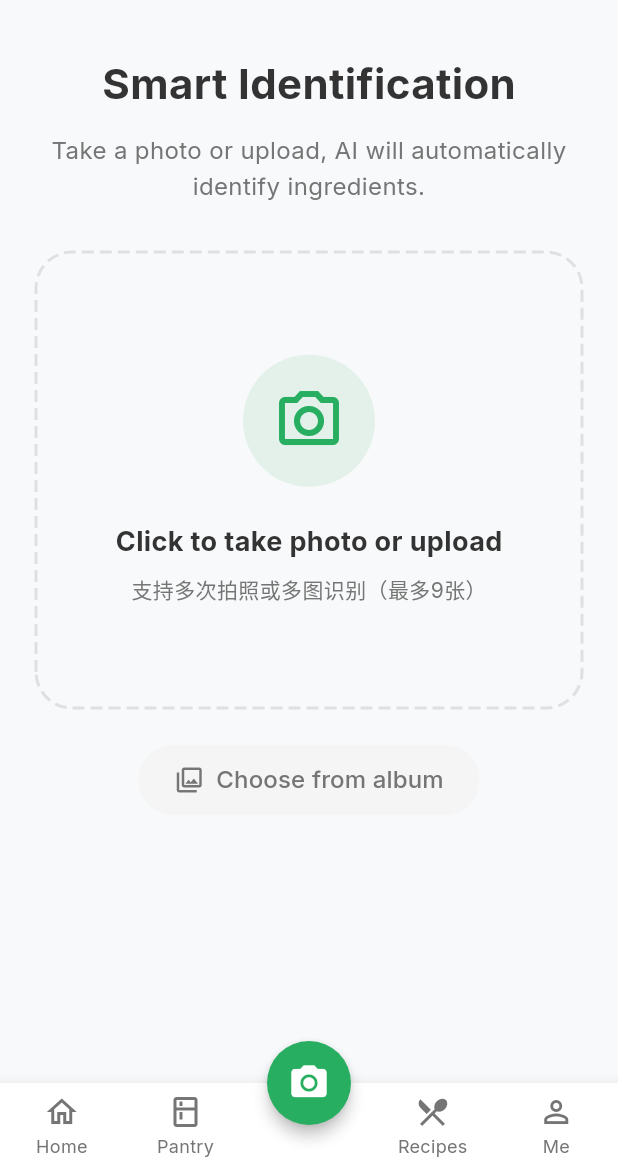
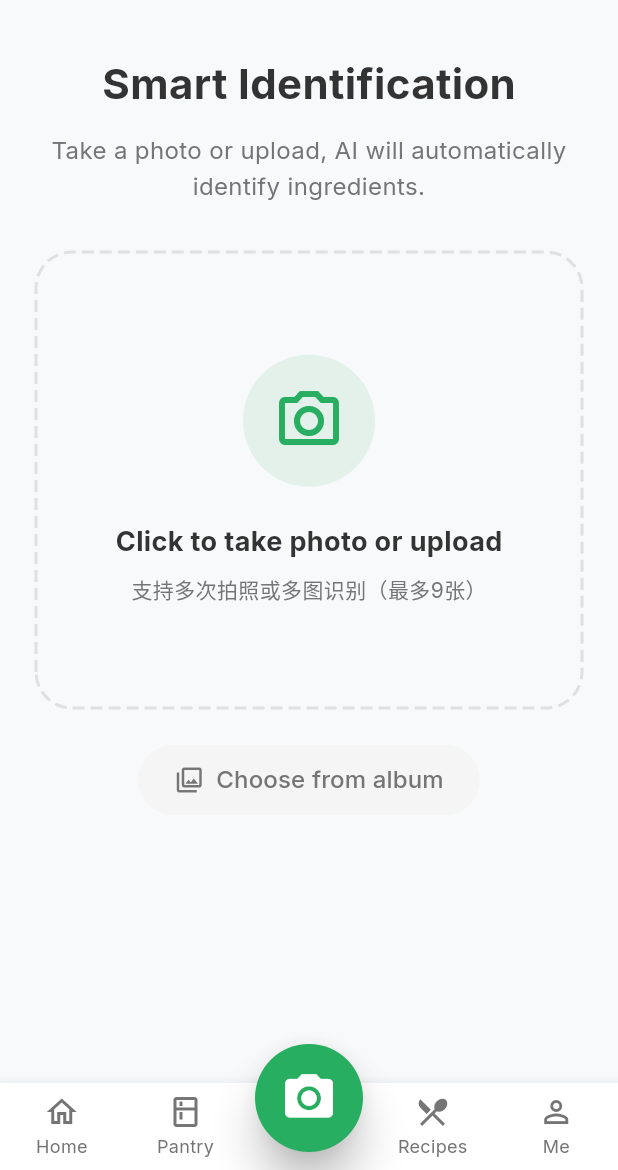
Before and after one commit to zgsddzwj/cook_app, a Flutter app: the screen it shows after launch, scrolled down 291 dp, after a tap on the "camera alt" icon, on a phone screen of 412 x 824 dp, the part 66-1236 px from its top. Run offline on Flutter 3.47's test engine with Material 3 defaults, Android fonts, the phone set to English and light mode, and no system bars; drawn by our look-alikes of dotted_border; our stand-ins replace dio, flutter_dotenv, flutter_svg, fluttertoast, google_fonts, image_picker; network calls fail.

Commit message:
style: enlarge bottom tab camera button and add active/inactive state

```diff
--- a/lib/pages/main_screen.dart
+++ b/lib/pages/main_screen.dart
@@ -67,12 +67,25 @@ class _MainScreenState extends State<MainScreen> {
         ],
       ),
       floatingActionButtonLocation: FloatingActionButtonLocation.centerDocked,
-      floatingActionButton: FloatingActionButton(
-        onPressed: () => navProvider.setSelectedIndex(2),
-        backgroundColor: AppColors.primary,
-        shape: const CircleBorder(),
-        elevation: 4,
-        child: const Icon(Icons.camera_alt, color: Colors.white, size: 28),
+      floatingActionButton: Container(
+        margin: const EdgeInsets.only(top: 20),
+        width: 72,
+        height: 72,
+        child: FloatingActionButton(
+          onPressed: () => navProvider.setSelectedIndex(2),
+          backgroundColor: AppColors.primary,
+          shape: const CircleBorder(),
+          elevation: navProvider.selectedIndex == 2 ? 12 : 4,
+          child: AnimatedScale(
+            scale: navProvider.selectedIndex == 2 ? 1.2 : 1.0,
+            duration: const Duration(milliseconds: 200),
+            child: const Icon(
+              Icons.camera_alt,
+              color: Colors.white,
+              size: 32,
+            ),
+          ),
+        ),
       ),
     );
   }
```
